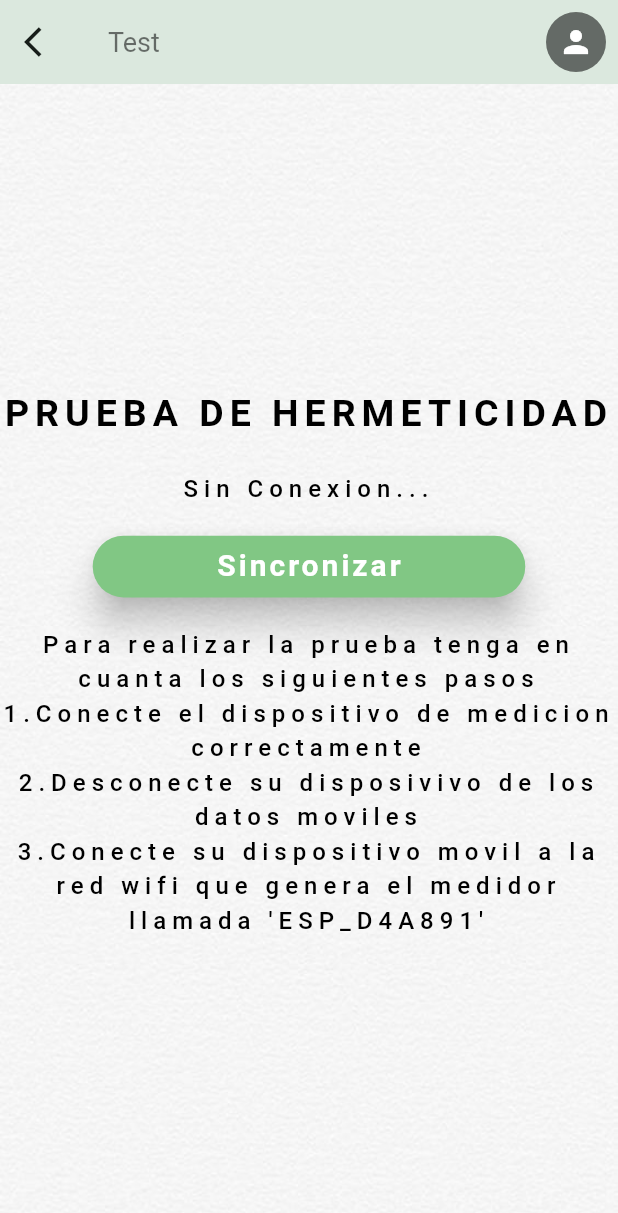
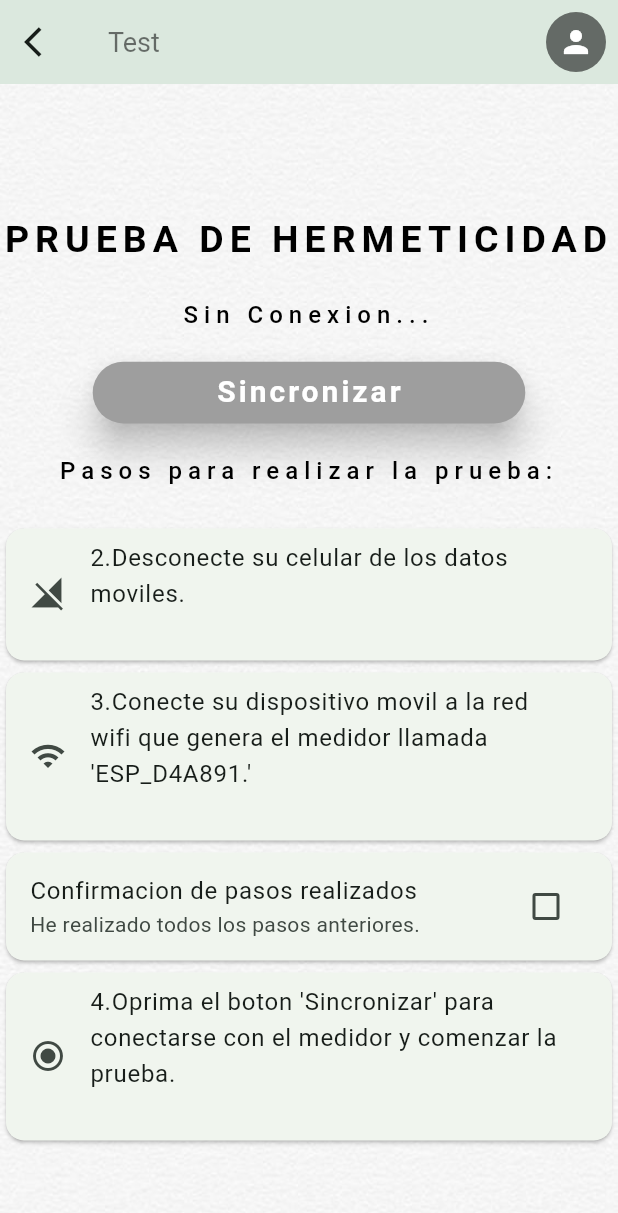
Before and after one commit to IngAndresRincon/HermeticidadAPP, a Flutter app: the TestPage screen opened by its route, after a tap on "Sincronizar", on a phone screen of 412 x 824 dp. Shown: the top 1213 px of the screen. Run offline on Flutter 3.47's test engine with Material 2 defaults, Android fonts, the light colour scheme and no system bars; our stand-ins replace fluttertoast, syncfusion_flutter_charts.

Commit message:
Grafica, registros de prueba y calibracion

```diff
--- a/lib/Models/models.dart
+++ b/lib/Models/models.dart
@@ -1,3 +1,7 @@
+import 'package:path_provider/path_provider.dart';
+import 'dart:convert';
+import 'dart:io';
+
 class UserModel {
   late int id;
   late String nombre;
@@ -53,3 +57,30 @@ class ChartData {
 
   ChartData(this.timeP, this.value);
 }
+
+class StorageFile {
+  Future<String> get _localPath async {
+    final directory = await getApplicationDocumentsDirectory();
+    return directory.path;
+  }
+
+  Future<File> get _localFile async {
+    final path = await _localPath;
+    return File('$path/measuredData.txt');
+  }
+
+  Future<String> readFileData() async {
+    try {
+      final file = await _localFile;
+      String contents = await file.readAsString(); // Leer archivo
+      return contents;
+    } catch (e) {
+      return "0"; // Si se encuentra un error se retorna "0"
+    }
+  }
+
+  Future<File> writeFileData(String data) async {
+    final file = await _localFile;
+    return file.writeAsString(data); // Escribir archivo
+  }
+}
--- a/lib/Page/testPage.dart
+++ b/lib/Page/testPage.dart
@@ -3,7 +3,7 @@ import 'package:hermeticidadapp/Tools/complements.dart';
 import 'package:hermeticidadapp/Models/models.dart';
 import 'package:web_socket_channel/web_socket_channel.dart';
 import '../Widgets/elevatebutton.dart';
-// hola
+
 import 'package:web_socket_channel/io.dart';
 import 'package:syncfusion_flutter_charts/charts.dart';
 import 'package:path_provider/path_provider.dart';
@@ -11,8 +11,8 @@ import 'dart:convert';
 import 'dart:io';
 
 class TestPage extends StatefulWidget {
-  const TestPage({super.key});
-
+  final StorageFile storage = StorageFile();
+  TestPage({super.key});
   @override
   State<TestPage> createState() => _TestPageState();
 }
@@ -24,16 +24,17 @@ class _TestPageState extends State<TestPage> {
   String receivedText = 'Datos Recibidos...';
   String macESP32 = 'Sin Conexion...';
   bool isInTestState = false;
+  bool isInCalibState = false;
   bool isInSocket = false;
   bool flagButton = false;
-  String paso0 =
-      "Para realizar la prueba tenga en cuanta los siguientes pasos\n";
-  String paso1 = "1.Conecte el dispositivo de medicion correctamente\n";
-  String paso2 = "2.Desconecte su disposivivo de los datos moviles\n";
+  bool checkboxValue = false;
+  String paso0 = "Pasos para realizar la prueba:\n";
+  String paso1 = "1.Conecte el dispositivo de medicion correctamente.\n";
+  String paso2 = "2.Desconecte su celular de los datos moviles.\n";
   String paso3 =
-      "3.Conecte su dispositivo movil a la red wifi que genera el medidor llamada 'ESP_D4A891'\n";
+      "3.Conecte su dispositivo movil a la red wifi que genera el medidor llamada 'ESP_D4A891.'\n";
   String paso4 =
-      "4.Oprima el boton Sincronizar para enlazarse con el medidor y comenzar la prueba\n";
+      "4.Oprima el boton 'Sincronizar' para conectarse con el medidor y comenzar la prueba.\n";
   @override
   void dispose() {
     super.dispose();
@@ -45,7 +46,14 @@ class _TestPageState extends State<TestPage> {
 
   @override
   void initState() {
+    widget.storage.writeFileData(
+        "Primera linea en el archivo\nSegunda linea del archivo\nTercera linea del archivo");
     super.initState();
+  }
+
+  void showDataFile() async {
+    await widget.storage.readFileData();
+    setState(() {});
   }
 
   void onDataReceived(dynamic data) async {
@@ -54,13 +62,14 @@ class _TestPageState extends State<TestPage> {
       datosArchivo +=
           charts.timeP + "Medicion: " + charts.value.toString() + '\n';
     }
-    //widget.storage.writeFileData(datosArchivo);
+    widget.storage.writeFileData(datosArchivo);
     setState(() {
       Map<String, dynamic> userMap = jsonDecode(data);
       var user = UserSocket.fromJson(userMap);
       macESP32 = 'Conectado: ' + user.mac;
       macESP32 != 'Sin Conexion...' ? isInSocket = true : isInSocket = false;
       receivedText = 'Presion(PCI): ' + user.presion;
+
       // Parsea y agrega los datos recibidos a la lista de datos del gráfico
       try {
         final double parsedData;
@@ -77,12 +86,30 @@ class _TestPageState extends State<TestPage> {
   }
 
   void reconectSocket() {
+    //showDialogLoad(context);
     setState(() {
-      flagButton = true;
-      channel = IOWebSocketChannel.connect('ws://192.168.11.100/ws');
-      channel.stream.listen((data) {
-        onDataReceived(data);
-      });
+      try {
+        flagButton = true;
+        channel = IOWebSocketChannel.connect('ws://192.168.11.100/ws');
+        channel.stream.listen((data) {
+          onDataReceived(data);
+        });
+      } catch (e) {
+        print('Error al conectar con el socket: $e');
+      }
+    });
+  }
+
+  void initCalib() {
+    setState(() {
+      isInCalibState = !isInCalibState;
+      if (isInCalibState) {
+        chartData.clear();
+        showMessageTOAST(context, "Calibracion Iniciada", Colors.red.shade700);
+      } else {
+        showMessageTOAST(context, "Calibracion Terminada", Colors.red.shade700);
+      }
+      channel.sink.add('calib'); // Mensaje enviado al servidor
     });
   }
 
@@ -171,24 +198,19 @@ class _TestPageState extends State<TestPage> {
                     height: 20,
                   ),
                   CustomerElevateButton(
-                      onPressed: reconectSocket,
+                      onPressed:
+                          isInSocket || !checkboxValue ? () {} : reconectSocket,
                       texto: "Sincronizar",
                       colorTexto: Colors.white,
-                      colorButton: Colors.green.shade300,
+                      colorButton: isInSocket || !checkboxValue
+                          ? Colors.grey
+                          : Colors.green.shade300,
                       height: .05,
                       width: .7),
                   const SizedBox(
                     height: 20,
                   ),
-                  Text(
-                    paso0 + paso1 + paso2 + paso3,
-                    textAlign: TextAlign.center,
-                    style: const TextStyle(
-                        letterSpacing: 4,
-                        fontSize: 16,
-                        color: Colors.black,
-                        fontWeight: FontWeight.w500),
-                  ),
+                  isInSocket ? _buildStartTest() : _buildSteps(),
                 ],
               ),
             ),
@@ -197,4 +219,112 @@ class _TestPageState extends State<TestPage> {
       ),
     );
   }
+
+  Widget _buildSteps() {
+    return Column(
+      mainAxisAlignment: MainAxisAlignment.center,
+      children: <Widget>[
+        Text(
+          paso0,
+          textAlign: TextAlign.center,
+          style: const TextStyle(
+              letterSpacing: 4,
+              fontSize: 16,
+              color: Colors.black,
+              fontWeight: FontWeight.w500),
+        ),
+        Card(
+          child: ListTile(
+            leading: const Icon(Icons.signal_cellular_off),
+            title: Text(paso2),
+          ),
+        ),
+        Card(
+          child: ListTile(
+            leading: const Icon(Icons.wifi),
+            title: Text(paso3),
+          ),
+        ),
+        Card(
+          child: CheckboxListTile(
+            value: checkboxValue,
+            onChanged: (bool? value) {
+              setState(() {
+                checkboxValue = value!;
+              });
+            },
+            title: const Text('Confirmacion de pasos realizados'),
+            subtitle: const Text('He realizado todos los pasos anteriores.'),
+          ),
+        ),
+        Card(
+          child: ListTile(
+            leading: const Icon(Icons.radio_button_checked),
+            title: Text(paso4),
+          ),
+        ),
+      ],
+    );
+  }
+
+  Widget _buildStartTest() {
+    return Column(
+      mainAxisAlignment: MainAxisAlignment.center,
+      children: <Widget>[
+        Text(
+          receivedText,
+          textAlign: TextAlign.center,
+          style: const TextStyle(
+              letterSpacing: 4,
+              fontSize: 16,
+              color: Colors.black,
+              fontWeight: FontWeight.w500),
+        ),
+        const SizedBox(
+          height: 20,
+        ),
+        SfCartesianChart(
+          primaryXAxis: CategoryAxis(),
+          series: <ChartSeries>[
+            LineSeries<ChartData, String>(
+              dataSource: chartData,
+              xValueMapper: (ChartData data, _) => data.timeP,
+              yValueMapper: (ChartData data, _) => data.value,
+            ),
+          ],
+        ),
+        Row(
+          mainAxisAlignment: MainAxisAlignment.center,
+          children: <Widget>[
+            CustomerElevateButton(
+                onPressed: initCalib,
+                texto: !isInCalibState ? "Calibrar" : "Terminar",
+                colorTexto: Colors.white,
+                colorButton:
+                    !isInCalibState ? Colors.green.shade300 : Colors.redAccent,
+                height: .05,
+                width: .45),
+            CustomerElevateButton(
+                onPressed: initTest,
+                texto: !isInTestState ? "Iniciar" : "Terminar",
+                colorTexto: Colors.white,
+                colorButton:
+                    !isInTestState ? Colors.green.shade300 : Colors.redAccent,
+                height: .05,
+                width: .45),
+          ],
+        ),
+        const SizedBox(
+          height: 20,
+        ),
+        CustomerElevateButton(
+            onPressed: !isInTestState ? showDataFile : () {},
+            texto: "Resultados",
+            colorTexto: Colors.white,
+            colorButton: !isInTestState ? Colors.green.shade300 : Colors.grey,
+            height: .05,
+            width: .45),
+      ],
+    );
+  }
 }
--- a/lib/main.dart
+++ b/lib/main.dart
@@ -22,7 +22,7 @@ class MyApp extends StatelessWidget {
         'splash': (context) => const SplashPage(),
         'login': (context) => const LoginPage(),
         'home': (context) => const HomePage(),
-        'test': (context) => const TestPage(),
+        'test': (context) => TestPage(),
       },
       initialRoute: 'splash',
       theme: ThemeData(
```
Also changed, not shown: 1 other file.
